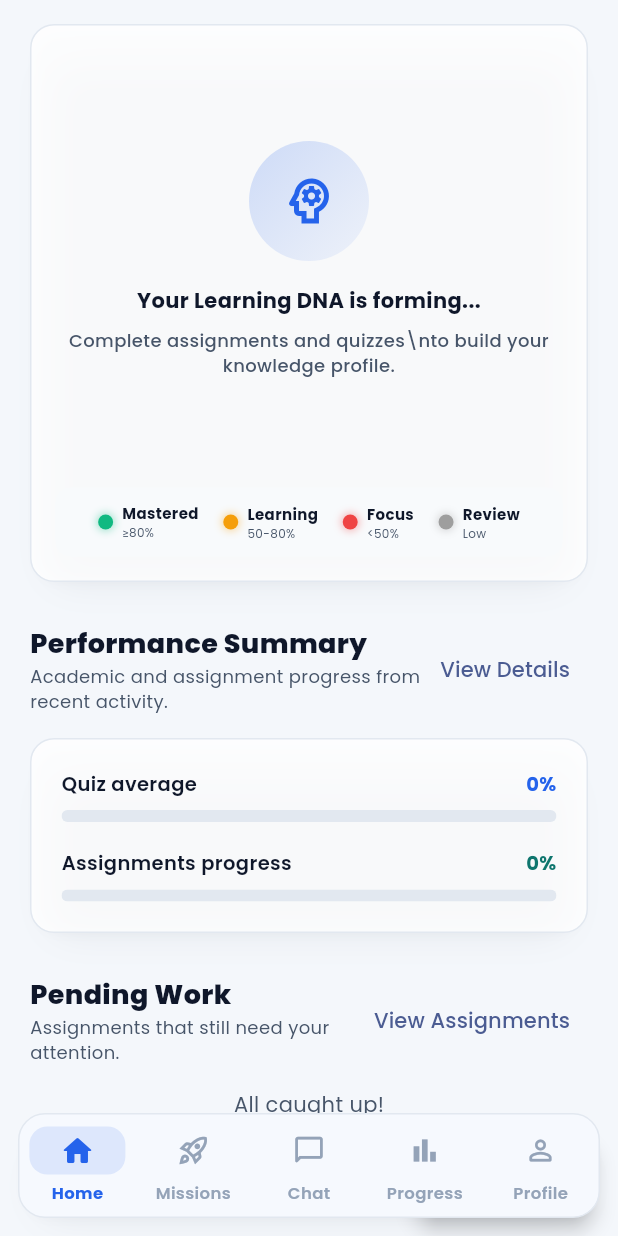
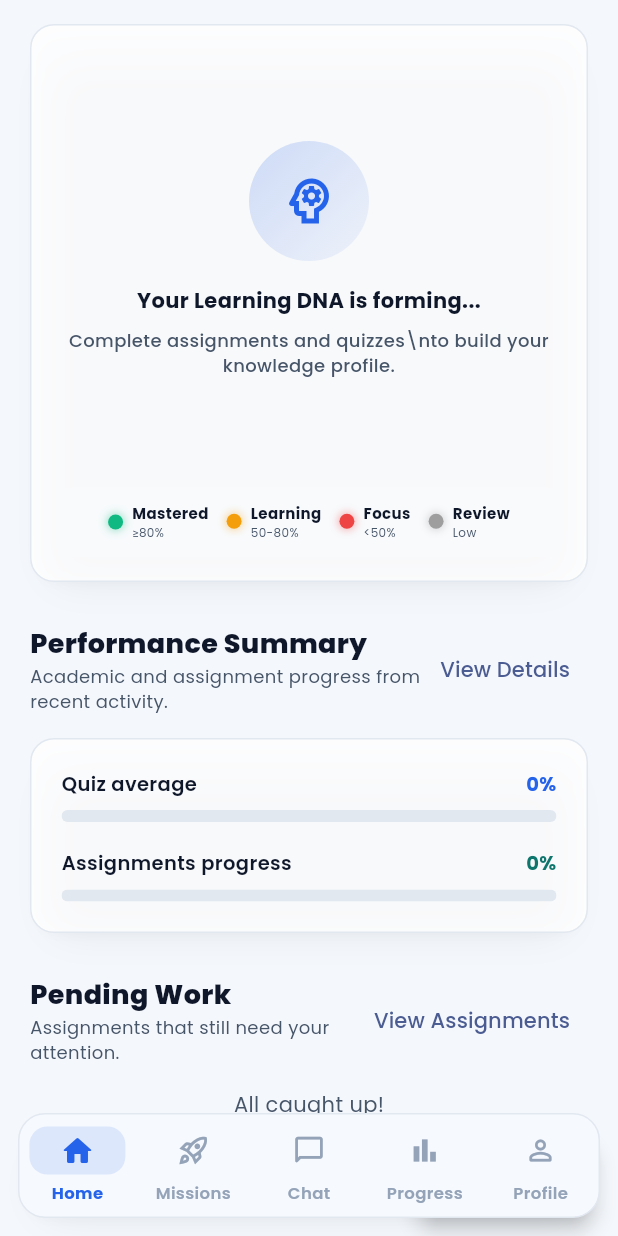
Before and after one commit to shivam1264/edutrack_ai, a Flutter app: the screen it shows once a user with an empty profile is signed in, scrolled down 576 dp, on a phone screen of 412 x 824 dp. Run offline on Flutter 3.47's test engine with Material 3 defaults, Android fonts, the phone set to English and light mode, and no system bars; our stand-ins replace cached_network_image, cloud_firestore, cloud_functions, dio, file_picker, firebase_auth and 16 more; missing offline and left inert: syncfusion_flutter_pdfviewer; accounts and stored records are empty; generated files the repository leaves out were written again; network calls fail.

```diff
--- a/edutrack_ai/lib/screens/admin/ai_risk_report_screen.dart
+++ b/edutrack_ai/lib/screens/admin/ai_risk_report_screen.dart
@@ -37,8 +37,10 @@ class AIRiskReportScreen extends StatelessWidget {
                     children: [
                       Row(
                         children: [
-                          const Text('AI Risk Monitor', style: TextStyle(color: Colors.white, fontSize: 26, fontWeight: FontWeight.w900)),
-                          const Spacer(),
+                          const Expanded(
+                            child: Text('AI Risk Monitor', style: TextStyle(color: Colors.white, fontSize: 26, fontWeight: FontWeight.w900)),
+                          ),
+                          const SizedBox(width: 12),
                           Container(
                             padding: const EdgeInsets.symmetric(horizontal: 10, vertical: 4),
                             decoration: BoxDecoration(color: Colors.redAccent.withOpacity(0.1), borderRadius: BorderRadius.circular(20), border: Border.all(color: Colors.redAccent.withOpacity(0.3))),
--- a/edutrack_ai/lib/screens/admin/dashboard_views/admin_home_view.dart
+++ b/edutrack_ai/lib/screens/admin/dashboard_views/admin_home_view.dart
@@ -337,6 +337,8 @@ class AdminHomeView extends StatelessWidget {
                   Text(
                     action['label']! as String,
                     textAlign: TextAlign.center,
+                    maxLines: 1,
+                    overflow: TextOverflow.ellipsis,
                     style: const TextStyle(
                       fontSize: 12,
                       fontWeight: FontWeight.w700,
--- a/edutrack_ai/lib/screens/attendance/teacher_attendance_screen.dart
+++ b/edutrack_ai/lib/screens/attendance/teacher_attendance_screen.dart
@@ -215,12 +215,12 @@ class _TeacherAttendanceScreenState extends State<TeacherAttendanceScreen> {
                             ),
                           ),
                         const SizedBox(height: 16),
-                        Row(
+                        Wrap(
+                          spacing: 8,
+                          runSpacing: 8,
                           children: [
                             _StatBadge(label: 'Present', count: present, color: const Color(0xFF10B981)),
-                            const SizedBox(width: 8),
                             _StatBadge(label: 'Absent', count: absent, color: AppTheme.danger),
-                            const SizedBox(width: 8),
                             _StatBadge(label: 'Late', count: lateCount, color: AppTheme.accent),
                           ],
                         ),
--- a/edutrack_ai/lib/screens/parent/views/parent_home_view.dart
+++ b/edutrack_ai/lib/screens/parent/views/parent_home_view.dart
@@ -440,6 +440,8 @@ class _ParentHomeViewState extends State<ParentHomeView> {
                               const SizedBox(height: 2),
                               Text(
                                 s['label'] as String,
+                                maxLines: 1,
+                                overflow: TextOverflow.ellipsis,
                                 style: const TextStyle(
                                   fontSize: 10,
                                   color: AppTheme.textSecondary,
--- a/edutrack_ai/lib/screens/student/dashboard_views/home_view.dart
+++ b/edutrack_ai/lib/screens/student/dashboard_views/home_view.dart
@@ -700,12 +700,15 @@ class _HomeViewState extends State<HomeView> {
     final l10n = AppLocalizations.of(context)!;
     return Container(
       padding: const EdgeInsets.symmetric(horizontal: 12, vertical: 10),
+      width: double.infinity,
       decoration: BoxDecoration(
         color: AppTheme.surfaceSubtle,
         borderRadius: BorderRadius.circular(10),
       ),
-      child: Row(
-        mainAxisAlignment: MainAxisAlignment.spaceEvenly,
+      child: Wrap(
+        spacing: 12,
+        runSpacing: 8,
+        alignment: WrapAlignment.center,
         children: [
           _buildLegendItem(const Color(0xFF10B981), l10n.mastered, '≥80%'),
           _buildLegendItem(const Color(0xFFF59E0B), l10n.learning, '50-80%'),
@@ -736,12 +739,15 @@ class _HomeViewState extends State<HomeView> {
           ),
         ),
         const SizedBox(width: 6),
-        Column(
+        Flexible(
+          child: Column(
             crossAxisAlignment: CrossAxisAlignment.start,
             mainAxisSize: MainAxisSize.min,
             children: [
               Text(
                 label,
+                maxLines: 1,
+                overflow: TextOverflow.ellipsis,
                 style: const TextStyle(
                   fontSize: 10,
                   fontWeight: FontWeight.w700,
@@ -750,12 +756,15 @@ class _HomeViewState extends State<HomeView> {
               ),
               Text(
                 range,
+                maxLines: 1,
+                overflow: TextOverflow.ellipsis,
                 style: TextStyle(
                   fontSize: 8,
                   color: AppTheme.textSecondary,
                 ),
               ),
             ],
+          ),
         ),
       ],
     );
--- a/edutrack_ai/lib/screens/teacher/dashboard_views/teacher_home_view.dart
+++ b/edutrack_ai/lib/screens/teacher/dashboard_views/teacher_home_view.dart
@@ -304,6 +304,8 @@ class TeacherHomeView extends StatelessWidget {
           const SizedBox(height: 2),
           Text(
             label,
+            maxLines: 1,
+            overflow: TextOverflow.ellipsis,
             style: const TextStyle(
               fontSize: 11,
               color: AppTheme.textSecondary,
@@ -349,6 +351,8 @@ class TeacherHomeView extends StatelessWidget {
           const SizedBox(height: 2),
           Text(
             label,
+            maxLines: 1,
+            overflow: TextOverflow.ellipsis,
             style: const TextStyle(
               fontSize: 11,
               color: AppTheme.textSecondary,
```
Also changed, not shown: edutrack_ai/lib/screens/admin/reports_screen.dart (+6 -1 lines), edutrack_ai/lib/screens/student/achievements_screen.dart (+7 -3 lines), edutrack_ai/lib/screens/student/dashboard_views/progress_view.dart (+7 -3 lines), 1 other file. Lines whose indentation alone changed are shown as unchanged.
